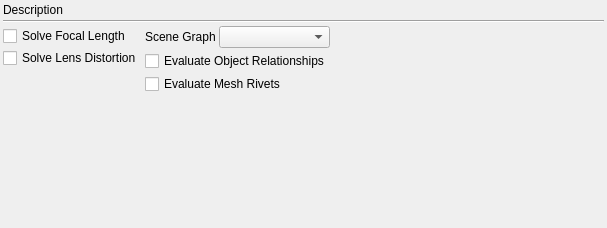
This is python/mmSolver/tools/solver/widget/solver_basic_widget.ui in david-cattermole/mayaMatchMoveSolver as Qt 5 draws it before an edit. The edited form follows.
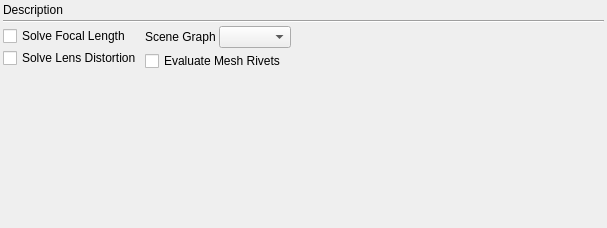
This is the edited form.

Commit message:
Solver UI - Remove Legacy Solver widget
The legacy solver widget has been hidden for a number of releases now -
lets remove it.

The edit to the form file:
```diff
--- a/python/mmSolver/tools/solver/widget/solver_basic_widget.ui
+++ b/python/mmSolver/tools/solver/widget/solver_basic_widget.ui
@@ -111,13 +111,6 @@
          </item>
         </layout>
        </item>
-       <item>
-        <widget class="QCheckBox" name="evalObjectRelationships_checkBox">
-         <property name="text">
-          <string>Evaluate Object Relationships</string>
-         </property>
-        </widget>
-       </item>
        <item>
         <widget class="QCheckBox" name="evalComplexGraphs_checkBox">
          <property name="text">
```
The commit also changes 20 other files.
